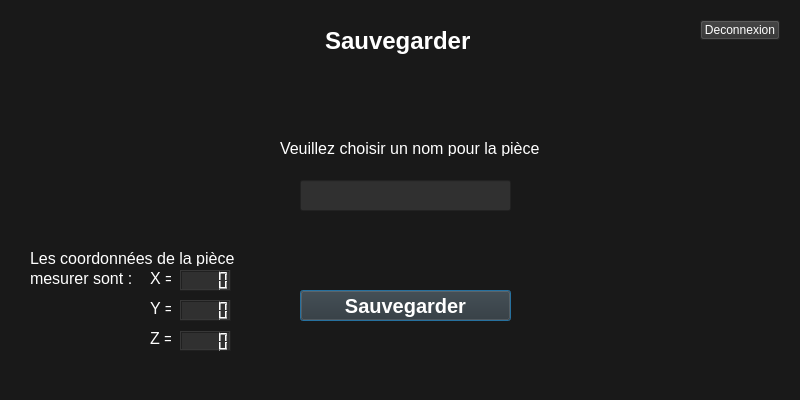
Above: IHM_Final/sauvegarderpage.ui from ProjectCDG/IHM before the change. Below: the same form after it.
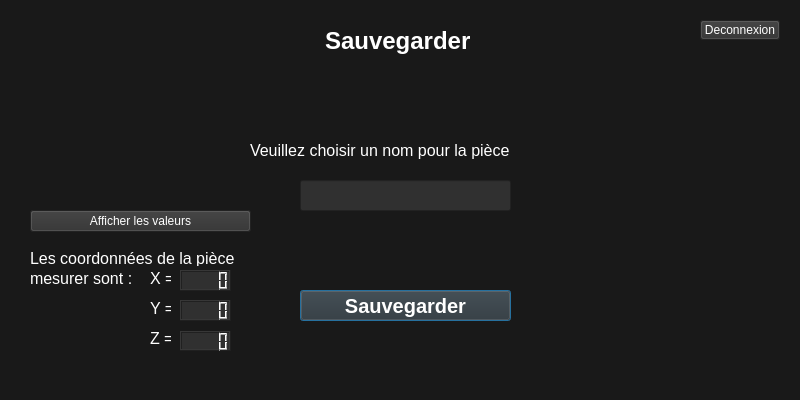
That is the form after the change.

The edit to the form file:
```diff
--- a/IHM_Final/sauvegarderpage.ui
+++ b/IHM_Final/sauvegarderpage.ui
@@ -21,7 +21,7 @@
     <rect>
      <x>325</x>
      <y>20</y>
-     <width>151</width>
+     <width>161</width>
      <height>41</height>
     </rect>
    </property>
@@ -189,10 +189,10 @@
   <widget class="QLabel" name="label_4">
    <property name="geometry">
     <rect>
-     <x>280</x>
+     <x>250</x>
      <y>140</y>
-     <width>271</width>
-     <height>16</height>
+     <width>301</width>
+     <height>20</height>
     </rect>
    </property>
    <property name="font">
@@ -280,16 +280,33 @@
   <widget class="QLabel" name="labLogo">
    <property name="geometry">
     <rect>
-     <x>20</x>
-     <y>20</y>
-     <width>200</width>
-     <height>200</height>
+     <x>10</x>
+     <y>10</y>
+     <width>51</width>
+     <height>61</height>
     </rect>
    </property>
    <property name="text">
     <string/>
    </property>
   </widget>
+  <widget class="QPushButton" name="affichValeur">
+   <property name="geometry">
+    <rect>
+     <x>30</x>
+     <y>210</y>
+     <width>221</width>
+     <height>22</height>
+    </rect>
+   </property>
+   <property name="styleSheet">
+    <string notr="true">color : white;
+background-color:rgb(48, 48, 48)</string>
+   </property>
+   <property name="text">
+    <string>Afficher les valeurs</string>
+   </property>
+  </widget>
  </widget>
  <resources/>
  <connections/>
```
